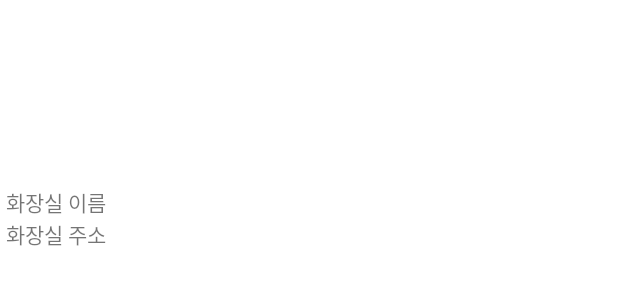
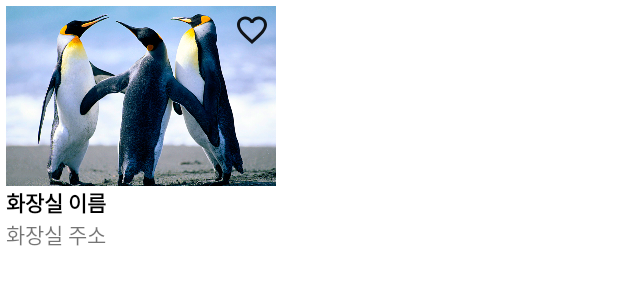
Before and after one commit to jake5113/Malddong, an Android app: the layout item_toilet.xml on its own in the app's theme, with its tools: preview values and no code run, on a phone screen of 412 x 824 dp. Shown: the top 300 px of the screen. Run offline under Robolectric (Android 15) with nearby library versions, the light colour scheme and no system bars; network calls fail.

Commit message:
좋아요 버튼 적용.

```diff
--- a/app/src/main/java/com/jake5113/malddong/ListFragment.java
+++ b/app/src/main/java/com/jake5113/malddong/ListFragment.java
@@ -11,6 +11,7 @@
 import android.view.LayoutInflater;
 import android.view.View;
 import android.view.ViewGroup;
+import android.widget.ImageView;
 
 import com.android.volley.Request;
 import com.android.volley.RequestQueue;
@@ -30,6 +31,7 @@
     RecyclerView recyclerView;
     ToiletRecyclerAdapter adapter;
     RequestQueue requestQueue;
+    ImageView ivFavorite;
 
     @Override
 
@@ -41,6 +43,7 @@
     @Override
     public void onViewCreated(@NonNull View view, @Nullable Bundle savedInstanceState) {
         super.onViewCreated(view, savedInstanceState);
+        ivFavorite = view.findViewById(R.id.iv_favorite);
         recyclerView = view.findViewById(R.id.recyclerview);
     }
 
--- a/app/src/main/java/com/jake5113/malddong/ToiletItem.java
+++ b/app/src/main/java/com/jake5113/malddong/ToiletItem.java
@@ -1,6 +1,7 @@
 package com.jake5113.malddong;
 
 public class ToiletItem {
+    boolean like = false; // 좋아요 클릭 값 저장
     String photoYn, photo; // 사진 유무, 사진
     String toiletNm, opnTimeInfo; // 화장실 명, 개방 시간 정보
     String rnAdres, lnmAdres; // 도로명 주소, 지번 주소
--- /dev/null
+++ b/app/src/main/res/drawable/baseline_favorite_24.xml
@@ -0,0 +1,5 @@
+<vector android:height="24dp" android:tint="#FF0000"
+    android:viewportHeight="24" android:viewportWidth="24"
+    android:width="24dp" xmlns:android="http://schemas.android.com/apk/res/android">
+    <path android:fillColor="@android:color/white" android:pathData="M12,21.35l-1.45,-1.32C5.4,15.36 2,12.28 2,8.5 2,5.42 4.42,3 7.5,3c1.74,0 3.41,0.81 4.5,2.09C13.09,3.81 14.76,3 16.5,3 19.58,3 22,5.42 22,8.5c0,3.78 -3.4,6.86 -8.55,11.54L12,21.35z"/>
+</vector>
--- /dev/null
+++ b/app/src/main/res/drawable/baseline_favorite_border_24.xml
@@ -0,0 +1,11 @@
+<vector xmlns:android="http://schemas.android.com/apk/res/android"
+    android:width="24dp"
+    android:height="24dp"
+    android:alpha="0.9"
+    android:tint="#000000"
+    android:viewportWidth="24"
+    android:viewportHeight="24">
+    <path
+        android:fillColor="@android:color/white"
+        android:pathData="M16.5,3c-1.74,0 -3.41,0.81 -4.5,2.09C10.91,3.81 9.24,3 7.5,3 4.42,3 2,5.42 2,8.5c0,3.78 3.4,6.86 8.55,11.54L12,21.35l1.45,-1.32C18.6,15.36 22,12.28 22,8.5 22,5.42 19.58,3 16.5,3zM12.1,18.55l-0.1,0.1 -0.1,-0.1C7.14,14.24 4,11.39 4,8.5 4,6.5 5.5,5 7.5,5c1.54,0 3.04,0.99 3.57,2.36h1.87C13.46,5.99 14.96,5 16.5,5c2,0 3.5,1.5 3.5,3.5 0,2.89 -3.14,5.74 -7.9,10.05z" />
+</vector>
--- a/app/src/main/res/layout/activity_main.xml
+++ b/app/src/main/res/layout/activity_main.xml
@@ -25,10 +25,10 @@
             android:text="LIST" />
 
         <com.google.android.material.tabs.TabItem
-            android:id="@+id/tab_stored"
+            android:id="@+id/tab_favorite"
             android:layout_width="wrap_content"
             android:layout_height="wrap_content"
-            android:text="STORED" />
+            android:text="FAVORITE" />
 
     </com.google.android.material.tabs.TabLayout>
 
--- a/app/src/main/res/layout/item_toilet.xml
+++ b/app/src/main/res/layout/item_toilet.xml
@@ -1,28 +1,40 @@
 <?xml version="1.0" encoding="utf-8"?>
-<LinearLayout xmlns:android="http://schemas.android.com/apk/res/android"
+<RelativeLayout xmlns:android="http://schemas.android.com/apk/res/android"
+    android:layout_width="wrap_content"
+    android:layout_height="wrap_content"
     android:orientation="vertical"
-    android:padding="4dp"
-    android:layout_width="wrap_content"
-    android:layout_height="wrap_content">
+    android:padding="4dp">
 
     <ImageView
         android:id="@+id/iv_img"
         android:layout_width="180dp"
         android:layout_height="120dp"
         android:scaleType="centerCrop"
-        />
+        android:src="@drawable/sample" />
+
+    <ImageView
+        android:layout_margin="4dp"
+        android:id="@+id/iv_favorite"
+        android:layout_width="wrap_content"
+        android:layout_height="wrap_content"
+        android:layout_alignEnd="@id/iv_img"
+        android:src="@drawable/baseline_favorite_border_24" />
 
     <TextView
         android:id="@+id/tv_name"
+        android:layout_width="wrap_content"
+        android:layout_height="wrap_content"
+        android:layout_below="@id/iv_img"
         android:text="화장실 이름"
-        android:layout_width="wrap_content"
-        android:layout_height="wrap_content" />
+        android:textColor="@color/black"
+        android:textStyle="bold" />
 
     <TextView
         android:id="@+id/tv_addr"
-        android:text="화장실 주소"
         android:layout_width="wrap_content"
-        android:layout_height="wrap_content" />
+        android:layout_height="wrap_content"
+        android:layout_below="@id/tv_name"
+        android:text="화장실 주소" />
 
 
-</LinearLayout>
+</RelativeLayout>
--- a/build.gradle
+++ b/build.gradle
@@ -1,5 +1,5 @@
 // Top-level build file where you can add configuration options common to all sub-projects/modules.
 plugins {
-    id 'com.android.application' version '8.1.0-alpha07' apply false
-    id 'com.android.library' version '8.1.0-alpha07' apply false
+    id 'com.android.application' version '8.1.0-alpha08' apply false
+    id 'com.android.library' version '8.1.0-alpha08' apply false
 }
```
Also changed, not shown: app/src/main/java/com/jake5113/malddong/ToiletRecyclerAdapter.java (+24 -1 lines), app/src/main/res/drawable/sample.jpg (added).
